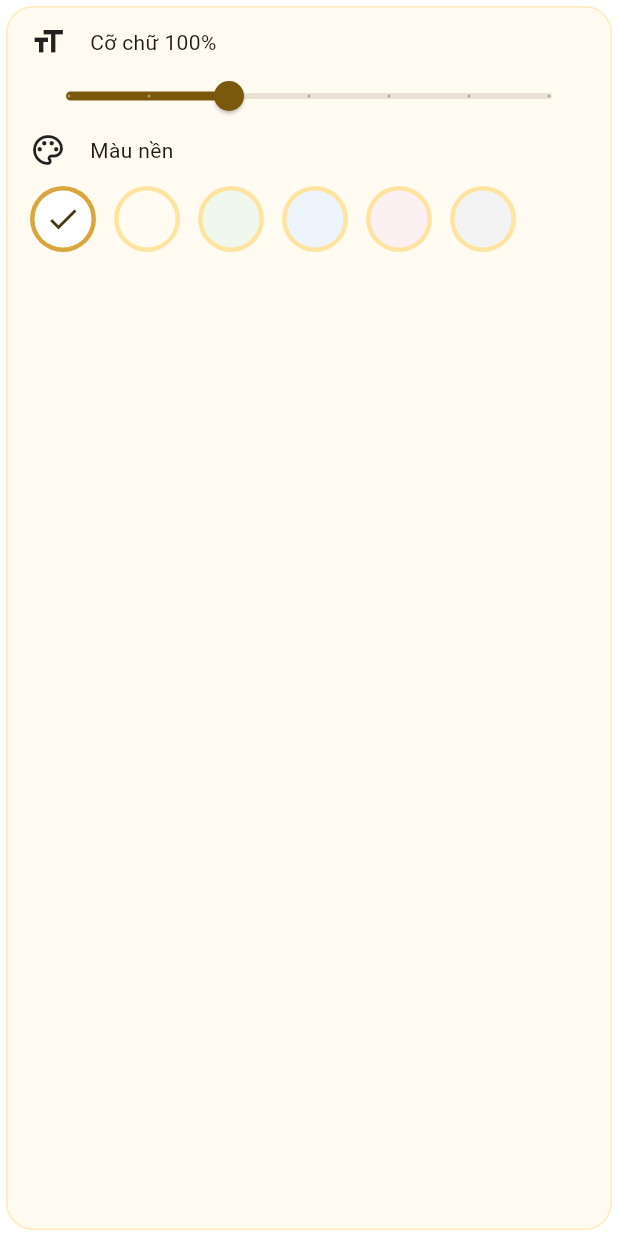
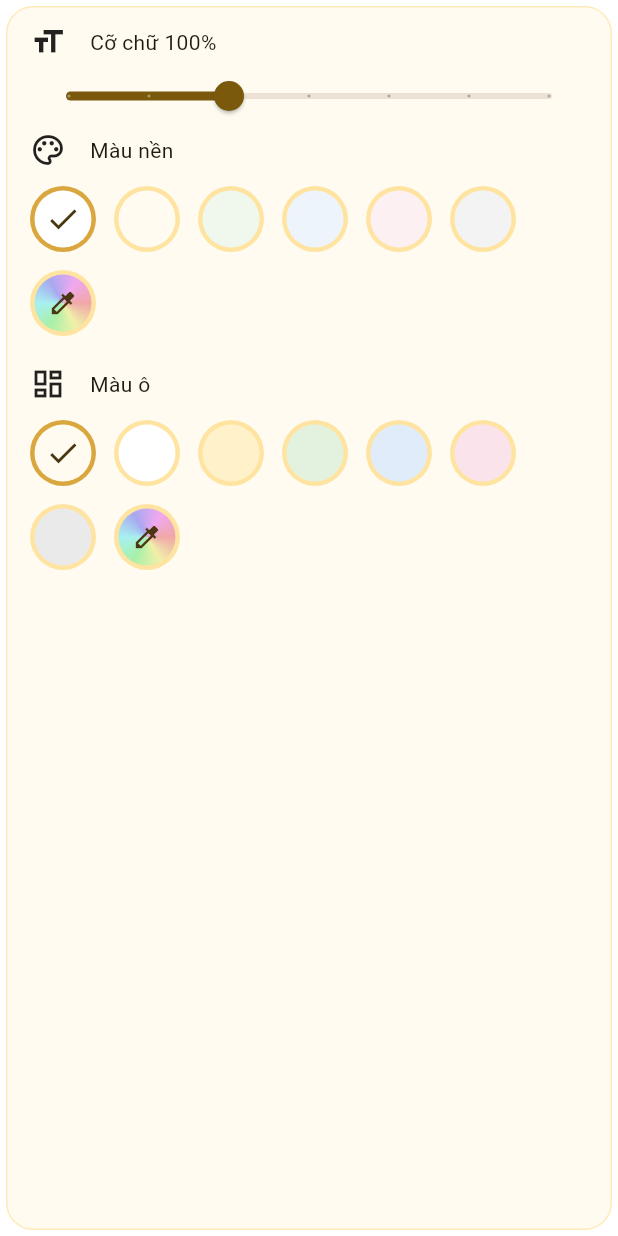
Before and after one commit to nguyenchitu2005-jpg/DiemDanhSinhVien, a Flutter app: the _AppearanceCard widget shown alone on an empty page, opened directly, on a phone screen of 412 x 824 dp. Run offline on Flutter 3.47's test engine with Material 3 defaults, Android fonts, the phone set to English and light mode, and no system bars; our stand-ins replace camera, flutter_dotenv, flutter_map, geolocator, google_sign_in, image_picker and 6 more; missing offline and left inert: google_mlkit_face_detection, mobile_scanner, tflite_flutter; accounts and stored records are empty; network calls fail.

Commit message:
Chọn màu ô và màu tuỳ chỉnh bằng thanh kéo
- Thêm cài đặt màu ô (thẻ) bên cạnh màu nền
- Ô cầu vồng cuối mỗi hàng: thanh sắc màu + độ nhạt (chỉ tông sáng để chữ đọc rõ)

Co-Authored-By: Claude Opus 5.5 <noreply@anthropic.com>

```diff
--- a/lib/screens/profile_screen.dart
+++ b/lib/screens/profile_screen.dart
@@ -246,7 +246,7 @@ class _ProfileScreenState extends State<ProfileScreen> {
   );
 }
 
-/// Cỡ chữ và màu nền: đổi là áp dụng ngay cho cả app, lưu trên máy
+/// Cỡ chữ, màu nền, màu ô: đổi là áp dụng ngay cho cả app, lưu trên máy
 class _AppearanceCard extends StatelessWidget {
   const _AppearanceCard();
 
@@ -255,7 +255,7 @@ class _AppearanceCard extends StatelessWidget {
     child: Padding(
       padding: const EdgeInsets.fromLTRB(16, 12, 16, 16),
       child: ListenableBuilder(
-        listenable: Listenable.merge([AppSettings.textScale, AppSettings.background]),
+        listenable: AppSettings.all,
         builder: (context, _) {
           final percent = '${(AppSettings.textScale.value * 100).round()}%';
           return Column(crossAxisAlignment: CrossAxisAlignment.start, children: [
@@ -268,35 +268,151 @@ class _AppearanceCard extends StatelessWidget {
               label: percent,
               onChanged: AppSettings.setTextScale,
             ),
-            const Row(children: [Icon(Icons.palette_outlined), SizedBox(width: 16), Text('Màu nền')]),
-            const SizedBox(height: 12),
-            Wrap(spacing: 12, runSpacing: 12, children: [
-              for (final MapEntry(key: name, value: color) in AppSettings.backgrounds.entries)
-                Semantics(
-                  label: 'Nền $name',
-                  selected: AppSettings.background.value == color,
-                  button: true,
-                  child: Tooltip(
-                    message: name,
-                    child: InkWell(
-                      customBorder: const CircleBorder(),
-                      onTap: () => AppSettings.setBackground(color),
-                      child: CircleAvatar(
-                        radius: 22,
-                        backgroundColor: AppSettings.background.value == color ? kGold : kCreamDeep,
-                        child: CircleAvatar(
-                          radius: 19,
-                          backgroundColor: color,
-                          child: AppSettings.background.value == color ? const Icon(Icons.check, color: kInk) : null,
-                        ),
-                      ),
-                    ),
-                  ),
-                ),
-            ]),
+            _swatches(context, Icons.palette_outlined, 'Màu nền', AppSettings.backgrounds, AppSettings.background.value, AppSettings.setBackground),
+            const SizedBox(height: 20),
+            _swatches(context, Icons.dashboard_outlined, 'Màu ô', AppSettings.cards, AppSettings.card.value, AppSettings.setCard),
           ]);
         },
       ),
     ),
   );
+
+  /// Hàng màu có sẵn + ô cầu vồng cuối hàng để tự chọn màu bằng thanh kéo
+  Widget _swatches(BuildContext context, IconData icon, String title, Map<String, Color> colors, Color current,
+      ValueChanged<Color> onPick) {
+    final custom = !colors.containsValue(current);
+    return Column(crossAxisAlignment: CrossAxisAlignment.start, children: [
+      Row(children: [Icon(icon), const SizedBox(width: 16), Text(title)]),
+      const SizedBox(height: 12),
+      Wrap(spacing: 12, runSpacing: 12, children: [
+        for (final MapEntry(key: name, value: color) in colors.entries)
+          _swatch(label: '$title $name', selected: current == color, onTap: () => onPick(color), color: color),
+        _swatch(
+          label: '$title tuỳ chỉnh',
+          selected: custom,
+          color: custom ? current : null,
+          onTap: () async {
+            final picked = await _pickColor(context, title, current);
+            if (picked != null) onPick(picked);
+          },
+        ),
+      ]),
+    ]);
+  }
+
+  /// Ô tròn chọn màu; color null là ô cầu vồng "tuỳ chỉnh"
+  Widget _swatch({required String label, required bool selected, required VoidCallback onTap, Color? color}) => Semantics(
+    label: label,
+    selected: selected,
+    button: true,
+    child: Tooltip(
+      message: label,
+      child: InkWell(
+        customBorder: const CircleBorder(),
+        onTap: onTap,
+        child: CircleAvatar(
+          radius: 22,
+          backgroundColor: selected ? kGold : kCreamDeep,
+          child: Container(
+            width: 38,
+            height: 38,
+            decoration: BoxDecoration(
+              shape: BoxShape.circle,
+              color: color,
+              gradient: color == null ? SweepGradient(colors: _hues(0.8)) : null,
+            ),
+            child: selected ? const Icon(Icons.check, color: kInk) : (color == null ? const Icon(Icons.colorize, color: kInk, size: 20) : null),
+          ),
+        ),
+      ),
+    ),
+  );
 }
+
+/// Dải 7 màu cầu vồng (đỏ → đỏ) ở độ sáng [light]
+List<Color> _hues(double light) => [for (var h = 0; h <= 360; h += 60) HSLColor.fromAHSL(1, h.toDouble(), 0.7, light).toColor()];
+
+/// Hộp chọn màu: thanh sắc màu + thanh độ nhạt. Độ sáng chặn ≥ 75% để chữ nâu đậm vẫn đọc rõ
+Future<Color?> _pickColor(BuildContext context, String title, Color initial) {
+  final start = HSLColor.fromColor(initial);
+  var hue = start.hue;
+  var light = start.lightness.clamp(0.75, 0.98);
+  Color color() => HSLColor.fromAHSL(1, hue, 0.7, light).toColor();
+  return showDialog<Color>(
+    context: context,
+    builder: (c) => StatefulBuilder(
+      builder: (c, setState) => AlertDialog(
+        title: Text('$title tuỳ chỉnh'),
+        content: Column(mainAxisSize: MainAxisSize.min, crossAxisAlignment: CrossAxisAlignment.start, children: [
+          Container(
+            height: 64,
+            decoration: BoxDecoration(
+              color: color(),
+              borderRadius: BorderRadius.circular(14),
+              border: Border.all(color: kCreamDeep),
+            ),
+            alignment: Alignment.center,
+            child: const Text('Chữ mẫu', style: TextStyle(color: kInk, fontWeight: FontWeight.bold)),
+          ),
+          const SizedBox(height: 16),
+          const Text('Sắc màu'),
+          _GradientSlider(
+            label: 'Sắc màu',
+            colors: _hues(0.6),
+            value: hue,
+            max: 360,
+            onChanged: (v) => setState(() => hue = v),
+          ),
+          const Text('Độ nhạt'),
+          _GradientSlider(
+            label: 'Độ nhạt',
+            colors: [HSLColor.fromAHSL(1, hue, 0.7, 0.75).toColor(), Colors.white],
+            value: light,
+            min: 0.75,
+            max: 0.98,
+            onChanged: (v) => setState(() => light = v),
+          ),
+        ]),
+        actions: [
+          TextButton(onPressed: () => Navigator.pop(c), child: const Text('Huỷ')),
+          FilledButton(onPressed: () => Navigator.pop(c, color()), child: const Text('Chọn')),
+        ],
+      ),
+    ),
+  );
+}
+
+/// Slider của Material (kéo, bấm, đọc màn hình đều được) đặt trên một dải màu gradient
+class _GradientSlider extends StatelessWidget {
+  const _GradientSlider({
+    required this.label,
+    required this.colors,
+    required this.value,
+    required this.onChanged,
+    this.min = 0,
+    required this.max,
+  });
+  final String label;
+  final List<Color> colors;
+  final double value;
+  final double min;
+  final double max;
+  final ValueChanged<double> onChanged;
+
+  @override
+  Widget build(BuildContext context) => Stack(alignment: Alignment.center, children: [
+    Container(
+      height: 16,
+      margin: const EdgeInsets.symmetric(horizontal: 24), // khớp phần lề của Slider
+      decoration: BoxDecoration(borderRadius: BorderRadius.circular(8), gradient: LinearGradient(colors: colors)),
+    ),
+    SliderTheme(
+      data: SliderTheme.of(context).copyWith(
+        activeTrackColor: Colors.transparent,
+        inactiveTrackColor: Colors.transparent,
+        thumbColor: kInk,
+      ),
+      child: Slider(value: value, min: min, max: max, label: label, semanticFormatterCallback: (_) => label, onChanged: onChanged),
+    ),
+  ]);
+}
--- a/lib/settings.dart
+++ b/lib/settings.dart
@@ -1,13 +1,14 @@
 import 'package:flutter/material.dart';
 import 'package:shared_preferences/shared_preferences.dart';
 
-/// Cài đặt giao diện lưu trên máy: cỡ chữ và màu nền. App lắng nghe để vẽ lại ngay khi đổi
+/// Cài đặt giao diện lưu trên máy: cỡ chữ, màu nền, màu ô. App lắng nghe để vẽ lại ngay khi đổi
 class AppSettings {
   static late SharedPreferences _prefs;
   static final textScale = ValueNotifier<double>(1);
   static final background = ValueNotifier<Color>(Colors.white);
+  static final card = ValueNotifier<Color>(const Color(0xFFFFFBF1));
 
-  /// Màu nền cho chọn: chỉ tông sáng để chữ nâu đậm vẫn đọc rõ
+  /// Màu cho chọn: chỉ tông sáng để chữ nâu đậm vẫn đọc rõ
   static const backgrounds = {
     'Trắng': Colors.white,
     'Kem': Color(0xFFFFFBF1),
@@ -17,10 +18,24 @@ class AppSettings {
     'Xám': Color(0xFFF3F3F3),
   };
 
+  /// Màu ô đậm hơn màu nền một chút để ô vẫn tách khỏi nền
+  static const cards = {
+    'Kem': Color(0xFFFFFBF1),
+    'Trắng': Colors.white,
+    'Vàng': Color(0xFFFFF1C9),
+    'Xanh lá': Color(0xFFE3F2DE),
+    'Xanh dương': Color(0xFFE0ECF9),
+    'Hồng': Color(0xFFFAE3EA),
+    'Xám': Color(0xFFEAEAEA),
+  };
+
+  static Listenable get all => Listenable.merge([textScale, background, card]);
+
   static Future<void> load() async {
     _prefs = await SharedPreferences.getInstance();
     textScale.value = _prefs.getDouble('textScale') ?? 1;
-    background.value = Color(_prefs.getInt('background') ?? Colors.white.toARGB32());
+    background.value = Color(_prefs.getInt('background') ?? background.value.toARGB32());
+    card.value = Color(_prefs.getInt('card') ?? card.value.toARGB32());
   }
 
   static Future<void> setTextScale(double value) async {
@@ -32,4 +47,9 @@ class AppSettings {
     background.value = value;
     await _prefs.setInt('background', value.toARGB32());
   }
+
+  static Future<void> setCard(Color value) async {
+    card.value = value;
+    await _prefs.setInt('card', value.toARGB32());
+  }
 }
```
Also changed, not shown: lib/main.dart (+4 -4 lines).
